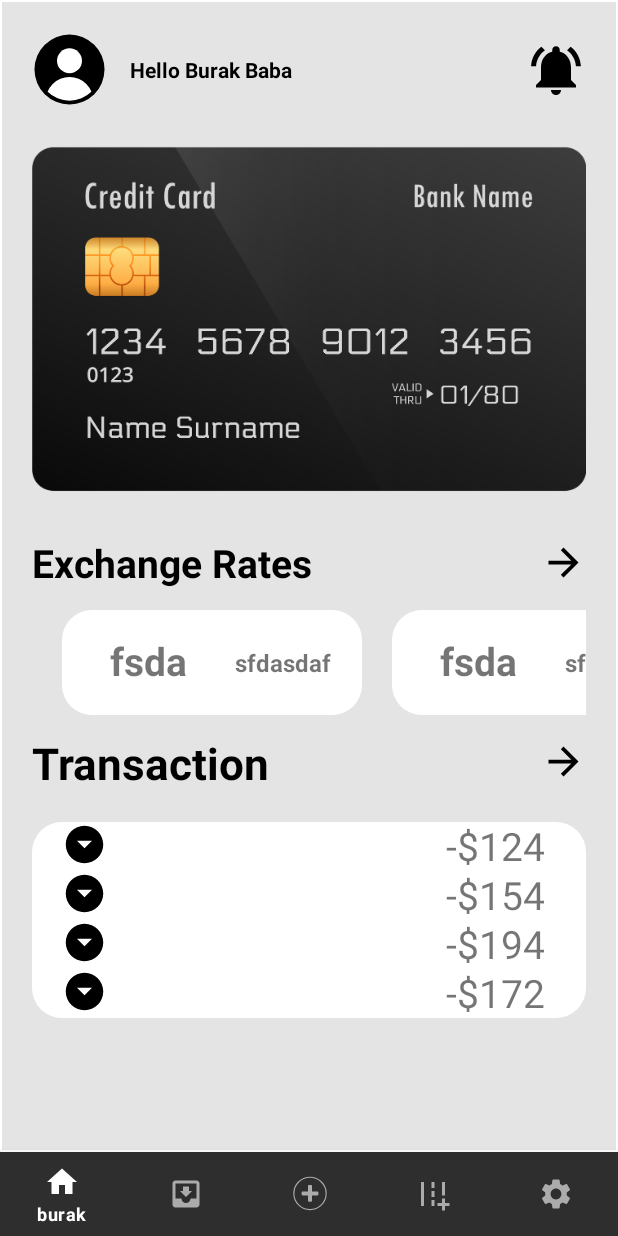
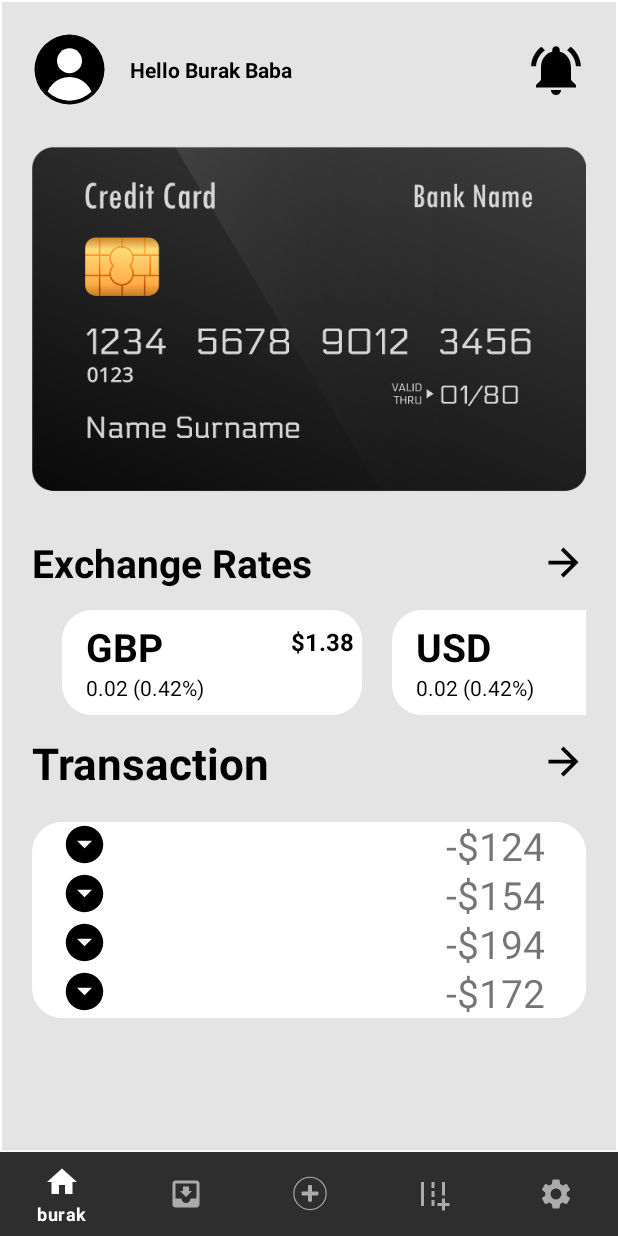
Before and after one commit to burakselcuk1/BottomNavMenu, an Android app: the screen it shows after launch (MainActivity), on a phone screen of 412 x 824 dp. Run offline under Robolectric (Android 15) with nearby library versions, the phone set to English and light mode, and no system bars; our stand-ins replace data binding, navigation-ui.

Commit message:
some text changed

```diff
--- a/app/src/main/java/com/example/tasarm1/ui/PageOne.kt
+++ b/app/src/main/java/com/example/tasarm1/ui/PageOne.kt
@@ -105,10 +105,10 @@ class PageOne : Fragment() {
     }
 
     private fun defineCryptoParametres(): ArrayList<Crypto> {
-        val a = Crypto("fsda")
-        val b = Crypto("fsda")
-        val c = Crypto("fsda")
-        val d = Crypto("fsda")
+        val a = Crypto("GBP")
+        val b = Crypto("USD")
+        val c = Crypto("TL")
+        val d = Crypto("EUR")
 
         val adana = arrayListOf<Crypto>(a,b,c,d)
         return adana
--- a/app/src/main/res/layout/main_page_row_item.xml
+++ b/app/src/main/res/layout/main_page_row_item.xml
@@ -19,26 +19,36 @@
             android:id="@+id/textView3"
             android:layout_width="wrap_content"
             android:layout_height="wrap_content"
-            android:layout_marginStart="32dp"
+            android:layout_marginStart="16dp"
             android:text="GBP"
+            android:textColor="@color/black"
             android:textSize="26sp"
             android:textStyle="bold"
             app:layout_constraintBottom_toBottomOf="parent"
             app:layout_constraintStart_toStartOf="parent"
             app:layout_constraintTop_toTopOf="parent"
-            app:layout_constraintVertical_bias="0.457" />
+            app:layout_constraintVertical_bias="0.2" />
 
         <TextView
             android:layout_width="wrap_content"
             android:layout_height="wrap_content"
-            android:layout_marginStart="32dp"
-            android:text="sfdasdaf"
+            android:textColor="@color/black"
+            android:text="0.02 (0.42%)"
+            app:layout_constraintStart_toStartOf="@+id/textView3"
+            app:layout_constraintTop_toBottomOf="@+id/textView3" />
+
+        <TextView
+            android:layout_width="wrap_content"
+            android:layout_height="wrap_content"
+            android:layout_marginStart="80dp"
+            android:text="$1.38"
+            android:textColor="@color/black"
             android:textSize="16sp"
             android:textStyle="bold"
             app:layout_constraintBottom_toBottomOf="@+id/textView3"
+            app:layout_constraintEnd_toEndOf="parent"
             app:layout_constraintStart_toEndOf="@+id/textView3"
-            app:layout_constraintTop_toTopOf="@+id/textView3"
-            app:layout_constraintVertical_bias="0.615" />
+            app:layout_constraintTop_toTopOf="parent" />
 
     </androidx.constraintlayout.widget.ConstraintLayout>
 
```
